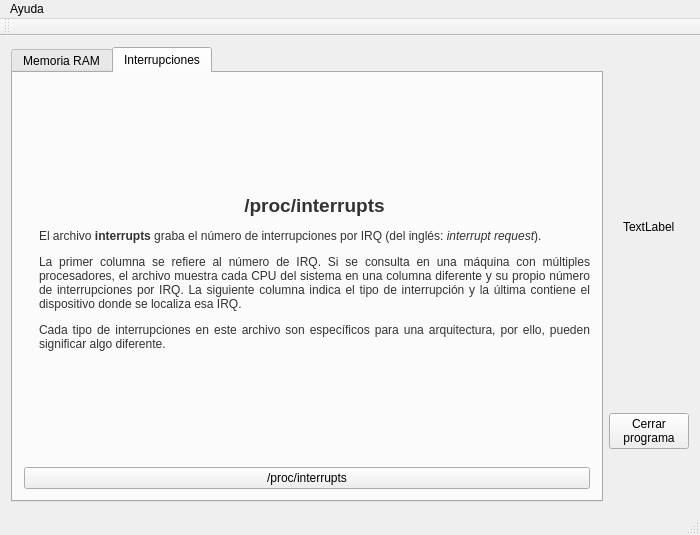
Qt form proyectos/Monitor/MonitorSistema/mainwindow.ui (gwolf/clase-sistop-2017-01) before a commit.
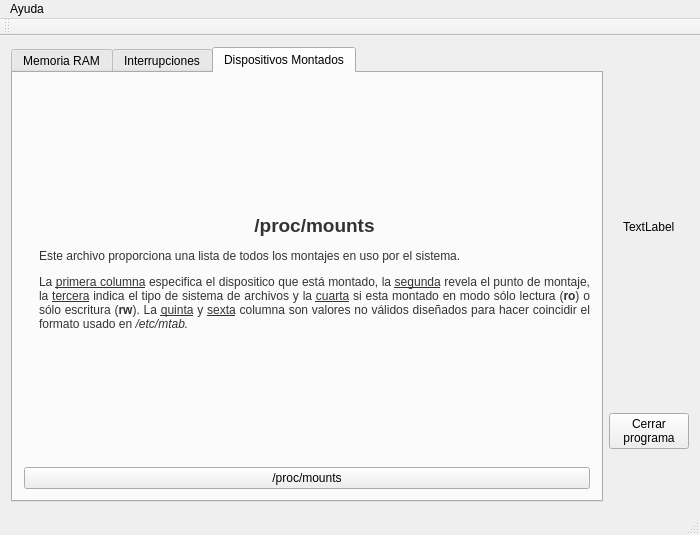
The same form after that commit.

Commit message: Se agrega una funcionalidad para monitorear los dispositivos montados en el sistema.

Diff of the .ui file:
```diff
--- a/proyectos/Monitor/MonitorSistema/mainwindow.ui
+++ b/proyectos/Monitor/MonitorSistema/mainwindow.ui
@@ -36,7 +36,7 @@
     <item>
      <widget class="QTabWidget" name="tabWidget">
       <property name="currentIndex">
-       <number>1</number>
+       <number>2</number>
       </property>
       <widget class="QWidget" name="tab">
        <attribute name="title">
@@ -133,6 +133,48 @@
         </item>
        </layout>
       </widget>
+      <widget class="QWidget" name="tab_2">
+       <attribute name="title">
+        <string>Dispositivos Montados</string>
+       </attribute>
+       <layout class="QVBoxLayout" name="verticalLayout_6">
+        <item>
+         <widget class="QLabel" name="interruptsDescription_2">
+          <property name="autoFillBackground">
+           <bool>false</bool>
+          </property>
+          <property name="text">
+           <string>&lt;html&gt;&lt;head/&gt;&lt;body&gt;&lt;p align=&quot;center&quot;&gt;&lt;span style=&quot; font-family:'liberation sans,Myriad ,Bitstream Vera Sans,Lucida Grande,verdana,Luxi Sans,Trebuchet MS,helvetica,verdana,arial,sans-serif'; font-size:14pt; font-weight:600; color:#333333;&quot;&gt;/proc/mounts&lt;/span&gt;&lt;/p&gt;&lt;p align=&quot;justify&quot;&gt;&lt;span style=&quot; font-family:'liberation sans,Myriad ,Bitstream Vera Sans,Lucida Grande,verdana,Luxi Sans,Trebuchet MS,helvetica,verdana,arial,sans-serif'; font-size:12px; color:#333333;&quot;&gt;Este archivo proporciona una lista de todos los montajes en uso por el sistema.&lt;/span&gt;&lt;/p&gt;&lt;p align=&quot;justify&quot;&gt;&lt;span style=&quot; font-family:'liberation sans,Myriad ,Bitstream Vera Sans,Lucida Grande,verdana,Luxi Sans,Trebuchet MS,helvetica,verdana,arial,sans-serif'; font-size:12px; color:#333333;&quot;&gt;La &lt;/span&gt;&lt;span style=&quot; font-family:'liberation sans,Myriad ,Bitstream Vera Sans,Lucida Grande,verdana,Luxi Sans,Trebuchet MS,helvetica,verdana,arial,sans-serif'; font-size:12px; text-decoration: underline; color:#333333;&quot;&gt;primera columna&lt;/span&gt;&lt;span style=&quot; font-family:'liberation sans,Myriad ,Bitstream Vera Sans,Lucida Grande,verdana,Luxi Sans,Trebuchet MS,helvetica,verdana,arial,sans-serif'; font-size:12px; color:#333333;&quot;&gt; especifica el dispositico que está montado, la &lt;/span&gt;&lt;span style=&quot; font-family:'liberation sans,Myriad ,Bitstream Vera Sans,Lucida Grande,verdana,Luxi Sans,Trebuchet MS,helvetica,verdana,arial,sans-serif'; font-size:12px; text-decoration: underline; color:#333333;&quot;&gt;segunda&lt;/span&gt;&lt;span style=&quot; font-family:'liberation sans,Myriad ,Bitstream Vera Sans,Lucida Grande,verdana,Luxi Sans,Trebuchet MS,helvetica,verdana,arial,sans-serif'; font-size:12px; color:#333333;&quot;&gt; revela el punto de montaje, la &lt;/span&gt;&lt;span style=&quot; font-family:'liberation sans,Myriad ,Bitstream Vera Sans,Lucida Grande,verdana,Luxi Sans,Trebuchet MS,helvetica,verdana,arial,sans-serif'; font-size:12px; text-decoration: underline; color:#333333;&quot;&gt;tercera&lt;/span&gt;&lt;span style=&quot; font-family:'liberation sans,Myriad ,Bitstream Vera Sans,Lucida Grande,verdana,Luxi Sans,Trebuchet MS,helvetica,verdana,arial,sans-serif'; font-size:12px; color:#333333;&quot;&gt; indica el tipo de sistema de archivos y la &lt;/span&gt;&lt;span style=&quot; font-family:'liberation sans,Myriad ,Bitstream Vera Sans,Lucida Grande,verdana,Luxi Sans,Trebuchet MS,helvetica,verdana,arial,sans-serif'; font-size:12px; text-decoration: underline; color:#333333;&quot;&gt;cuarta&lt;/span&gt;&lt;span style=&quot; font-family:'liberation sans,Myriad ,Bitstream Vera Sans,Lucida Grande,verdana,Luxi Sans,Trebuchet MS,helvetica,verdana,arial,sans-serif'; font-size:12px; color:#333333;&quot;&gt; si esta montado en modo sólo lectura (&lt;/span&gt;&lt;span style=&quot; font-family:'liberation sans,Myriad ,Bitstream Vera Sans,Lucida Grande,verdana,Luxi Sans,Trebuchet MS,helvetica,verdana,arial,sans-serif'; font-size:12px; font-weight:600; color:#333333;&quot;&gt;ro&lt;/span&gt;&lt;span style=&quot; font-family:'liberation sans,Myriad ,Bitstream Vera Sans,Lucida Grande,verdana,Luxi Sans,Trebuchet MS,helvetica,verdana,arial,sans-serif'; font-size:12px; color:#333333;&quot;&gt;) o sólo escritura (&lt;/span&gt;&lt;span style=&quot; font-family:'liberation sans,Myriad ,Bitstream Vera Sans,Lucida Grande,verdana,Luxi Sans,Trebuchet MS,helvetica,verdana,arial,sans-serif'; font-size:12px; font-weight:600; color:#333333;&quot;&gt;rw&lt;/span&gt;&lt;span style=&quot; font-family:'liberation sans,Myriad ,Bitstream Vera Sans,Lucida Grande,verdana,Luxi Sans,Trebuchet MS,helvetica,verdana,arial,sans-serif'; font-size:12px; color:#333333;&quot;&gt;). La &lt;/span&gt;&lt;span style=&quot; font-family:'liberation sans,Myriad ,Bitstream Vera Sans,Lucida Grande,verdana,Luxi Sans,Trebuchet MS,helvetica,verdana,arial,sans-serif'; font-size:12px; text-decoration: underline; color:#333333;&quot;&gt;quinta&lt;/span&gt;&lt;span style=&quot; font-family:'liberation sans,Myriad ,Bitstream Vera Sans,Lucida Grande,verdana,Luxi Sans,Trebuchet MS,helvetica,verdana,arial,sans-serif'; font-size:12px; color:#333333;&quot;&gt; y &lt;/span&gt;&lt;span style=&quot; font-family:'liberation sans,Myriad ,Bitstream Vera Sans,Lucida Grande,verdana,Luxi Sans,Trebuchet MS,helvetica,verdana,arial,sans-serif'; font-size:12px; text-decoration: underline; color:#333333;&quot;&gt;sexta&lt;/span&gt;&lt;span style=&quot; font-family:'liberation sans,Myriad ,Bitstream Vera Sans,Lucida Grande,verdana,Luxi Sans,Trebuchet MS,helvetica,verdana,arial,sans-serif'; font-size:12px; color:#333333;&quot;&gt; columna son valores no válidos diseñados para hacer coincidir el formato usado en &lt;/span&gt;&lt;span style=&quot; font-family:'liberation sans,Myriad ,Bitstream Vera Sans,Lucida Grande,verdana,Luxi Sans,Trebuchet MS,helvetica,verdana,arial,sans-serif'; font-size:12px; font-style:italic; color:#333333;&quot;&gt;/etc/mtab.&lt;/span&gt;&lt;/p&gt;&lt;/body&gt;&lt;/html&gt;</string>
+          </property>
+          <property name="textFormat">
+           <enum>Qt::AutoText</enum>
+          </property>
+          <property name="scaledContents">
+           <bool>false</bool>
+          </property>
+          <property name="wordWrap">
+           <bool>true</bool>
+          </property>
+          <property name="margin">
+           <number>15</number>
+          </property>
+          <property name="indent">
+           <number>15</number>
+          </property>
+          <property name="openExternalLinks">
+           <bool>true</bool>
+          </property>
+         </widget>
+        </item>
+        <item>
+         <widget class="QPushButton" name="mountsButton">
+          <property name="text">
+           <string>/proc/mounts</string>
+          </property>
+         </widget>
+        </item>
+       </layout>
+      </widget>
      </widget>
     </item>
     <item>
```
The commit also changes 10 other files.
